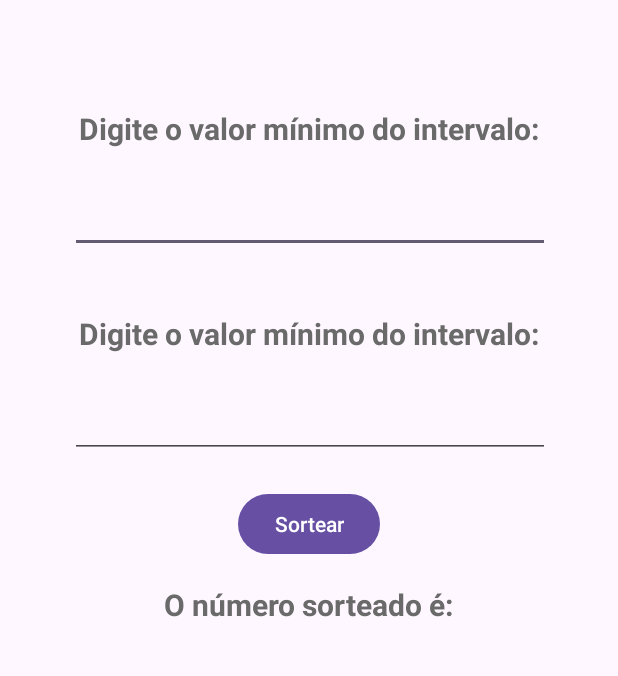
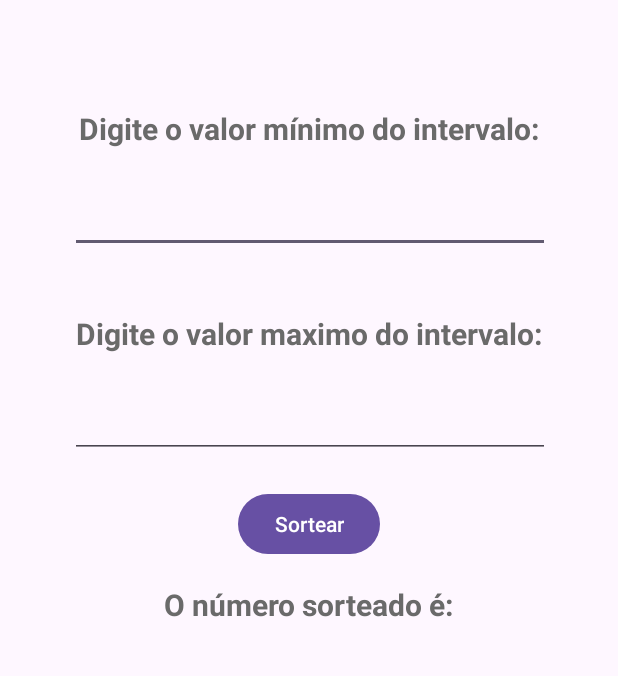
Before and after one commit to AtilaC0st4/AppSorteador, an Android app: the SorteadorActivity screen opened directly, with no data from a screen before it, on a phone screen of 412 x 824 dp, the part 109-785 px from its top. Run offline under Robolectric (Android 15) with nearby library versions, the phone set to English and light mode, and no system bars.

Commit message:
Projeto Finalizado 2.0

```diff
--- a/app/src/main/java/com/example/cp01mobile/IntegrantesActivity.kt
+++ b/app/src/main/java/com/example/cp01mobile/IntegrantesActivity.kt
@@ -13,12 +13,12 @@ class IntegrantesActivity : AppCompatActivity() {
         enableEdgeToEdge()
         setContentView(R.layout.integrantes)
 
-        // Referência ao botão "Voltar"
+
         val btnVoltar = findViewById<Button>(R.id.bntVoltar2)
 
-        // Configura o clique no botão para voltar à MainActivity
+
         btnVoltar.setOnClickListener {
-            finish()  // Encerra a SorteadorActivity e volta para a MainActivity
+            finish()
         }
 
     }
--- a/app/src/main/java/com/example/cp01mobile/MainActivity.kt
+++ b/app/src/main/java/com/example/cp01mobile/MainActivity.kt
@@ -17,10 +17,10 @@ class MainActivity : AppCompatActivity() {
         enableEdgeToEdge()
         setContentView(R.layout.activity_main)
 
-        // Referência ao botão "Começar"
+
         val btnIrParaOSorteador = findViewById<Button>(R.id.btnIrParaOSorteador)
 
-        // Configura o clique no botão para ir para a SorteadorActivity
+
         btnIrParaOSorteador.setOnClickListener {
             val intent = Intent(this, SorteadorActivity::class.java)
             startActivity(intent)
--- a/app/src/main/res/layout/sorteador.xml
+++ b/app/src/main/res/layout/sorteador.xml
@@ -38,7 +38,7 @@
         android:layout_width="wrap_content"
         android:layout_height="wrap_content"
         android:layout_marginTop="40dp"
-        android:text="Digite o valor mínimo do intervalo:"
+        android:text="Digite o valor maximo do intervalo:"
         android:textColor="#6A6A6A"
         android:textSize="20sp"
         android:textStyle="bold"
```
Also changed, not shown: app/src/main/java/com/example/cp01mobile/SorteadorActivity.kt (+9 -9 lines).
